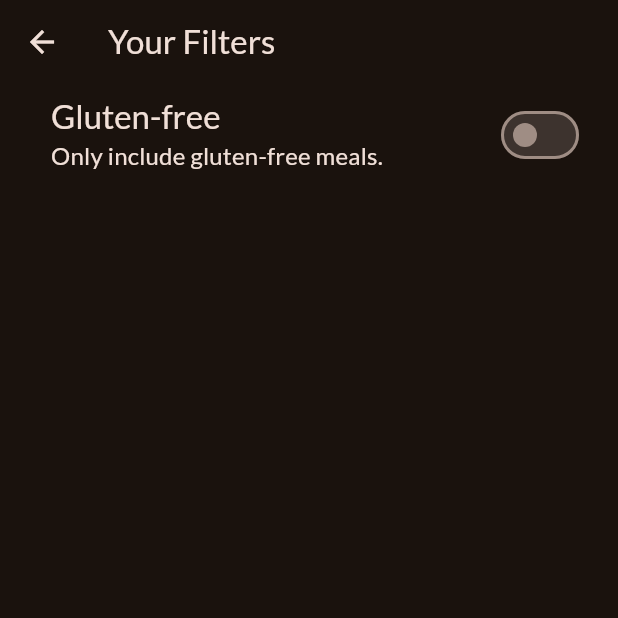
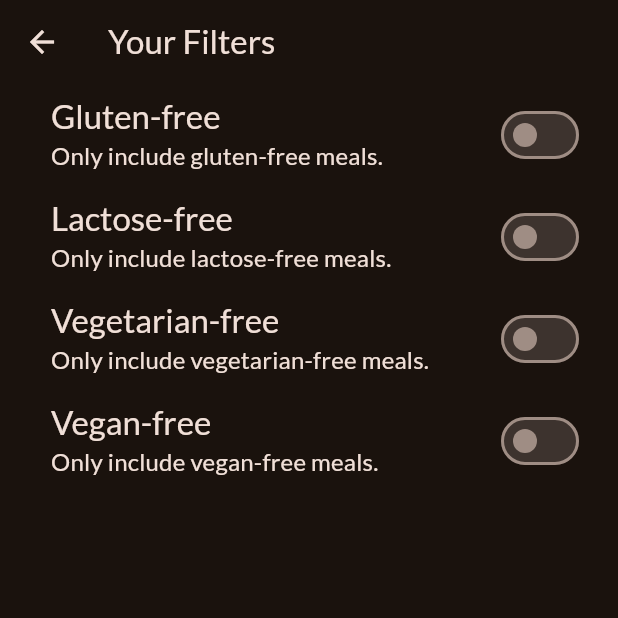
Before and after one commit to godomainz/meals, a Flutter app: the FiltersScreen screen opened directly, on a phone screen of 412 x 824 dp, the top half of it. Run offline on Flutter 3.47's test engine with Material 3 defaults, Android fonts, the phone set to English and light mode, and no system bars; our stand-ins replace google_fonts, sqflite, transparent_image; accounts and stored records are empty.

Commit message:
174. Adding More Filter Options

```diff
--- a/lib/screens/filters.dart
+++ b/lib/screens/filters.dart
@@ -1,4 +1,5 @@
 import 'package:flutter/material.dart';
+import 'package:meals/widgets/filter_switch_tile.dart';
 
 class FiltersScreen extends StatefulWidget {
   const FiltersScreen({super.key});
@@ -9,6 +10,9 @@ class FiltersScreen extends StatefulWidget {
 
 class _FiltersScreenState extends State<FiltersScreen> {
   var _glutenFreeFilterSet = false;
+  var _lactoseFreeFilterSet = false;
+  var _vegitarianFreeFilterSet = false;
+  var _veganFreeFilterSet = false;
 
   @override
   Widget build(BuildContext context) {
@@ -18,28 +22,46 @@ class _FiltersScreenState extends State<FiltersScreen> {
       ),
       body: Column(
         children: [
-          SwitchListTile(
-            value: _glutenFreeFilterSet,
+          FilterSwitchTile(
+            currentValue: _glutenFreeFilterSet,
             onChanged: (isChecked) {
               setState(() {
                 _glutenFreeFilterSet = isChecked;
               });
             },
-            title: Text(
-              'Gluten-free',
-              style: Theme.of(context).textTheme.titleLarge!.copyWith(
-                    color: Theme.of(context).colorScheme.onSurface,
-                  ),
-            ),
-            subtitle: Text(
-              'Only include gluten-free meals.',
-              style: Theme.of(context).textTheme.titleMedium!.copyWith(
-                    color: Theme.of(context).colorScheme.onSurface,
-                  ),
-            ),
-            activeColor: Theme.of(context).colorScheme.tertiary,
-            contentPadding: const EdgeInsets.only(left: 34, right: 22),
-          )
+            title: 'Gluten-free',
+            subtitle: 'Only include gluten-free meals.',
+          ),
+          FilterSwitchTile(
+            currentValue: _lactoseFreeFilterSet,
+            onChanged: (isChecked) {
+              setState(() {
+                _lactoseFreeFilterSet = isChecked;
+              });
+            },
+            title: 'Lactose-free',
+            subtitle: 'Only include lactose-free meals.',
+          ),
+          FilterSwitchTile(
+            currentValue: _vegitarianFreeFilterSet,
+            onChanged: (isChecked) {
+              setState(() {
+                _vegitarianFreeFilterSet = isChecked;
+              });
+            },
+            title: 'Vegetarian-free',
+            subtitle: 'Only include vegetarian-free meals.',
+          ),
+          FilterSwitchTile(
+            currentValue: _veganFreeFilterSet,
+            onChanged: (isChecked) {
+              setState(() {
+                _veganFreeFilterSet = isChecked;
+              });
+            },
+            title: 'Vegan-free',
+            subtitle: 'Only include vegan-free meals.',
+          ),
         ],
       ),
     );
--- /dev/null
+++ b/lib/widgets/filter_switch_tile.dart
@@ -0,0 +1,38 @@
+import 'package:flutter/material.dart';
+
+class FilterSwitchTile extends StatelessWidget {
+  final bool currentValue;
+  final ValueChanged<bool> onChanged;
+  final String title;
+  final String subtitle;
+
+  const FilterSwitchTile({
+    super.key,
+    required this.currentValue,
+    required this.onChanged,
+    required this.title,
+    required this.subtitle,
+  });
+
+  @override
+  Widget build(BuildContext context) {
+    return SwitchListTile(
+      value: currentValue,
+      onChanged: onChanged,
+      title: Text(
+        title,
+        style: Theme.of(context).textTheme.titleLarge!.copyWith(
+              color: Theme.of(context).colorScheme.onSurface,
+            ),
+      ),
+      subtitle: Text(
+        subtitle,
+        style: Theme.of(context).textTheme.titleMedium!.copyWith(
+              color: Theme.of(context).colorScheme.onSurface,
+            ),
+      ),
+      activeColor: Theme.of(context).colorScheme.tertiary,
+      contentPadding: const EdgeInsets.only(left: 34, right: 22),
+    );
+  }
+}
```
